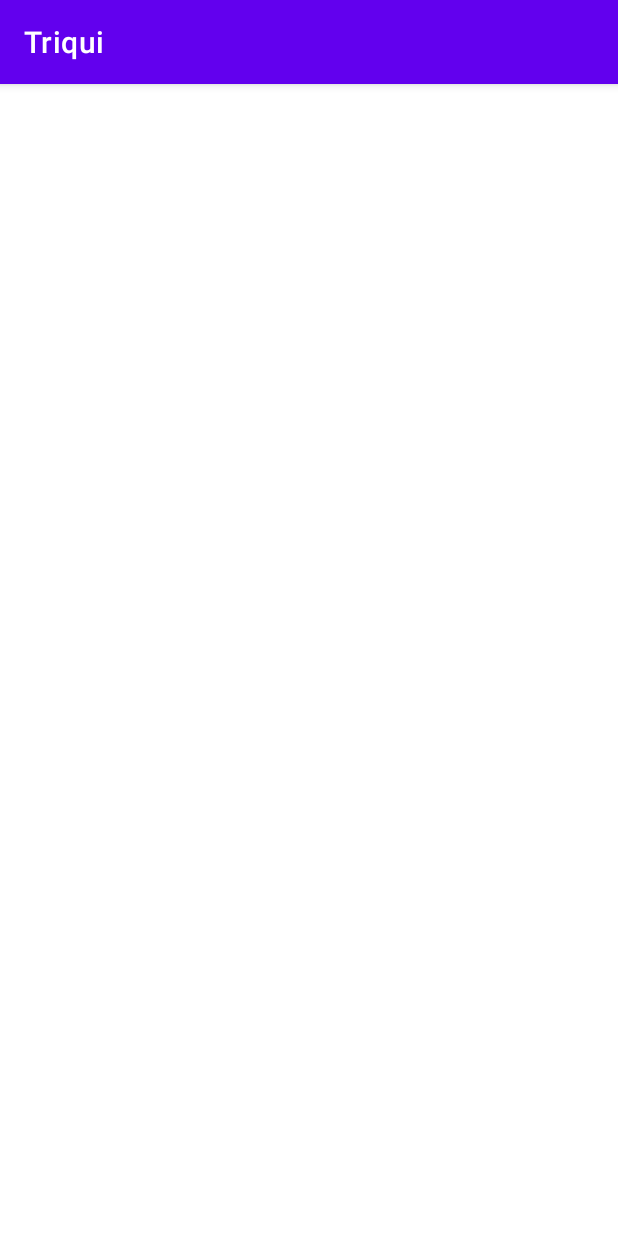
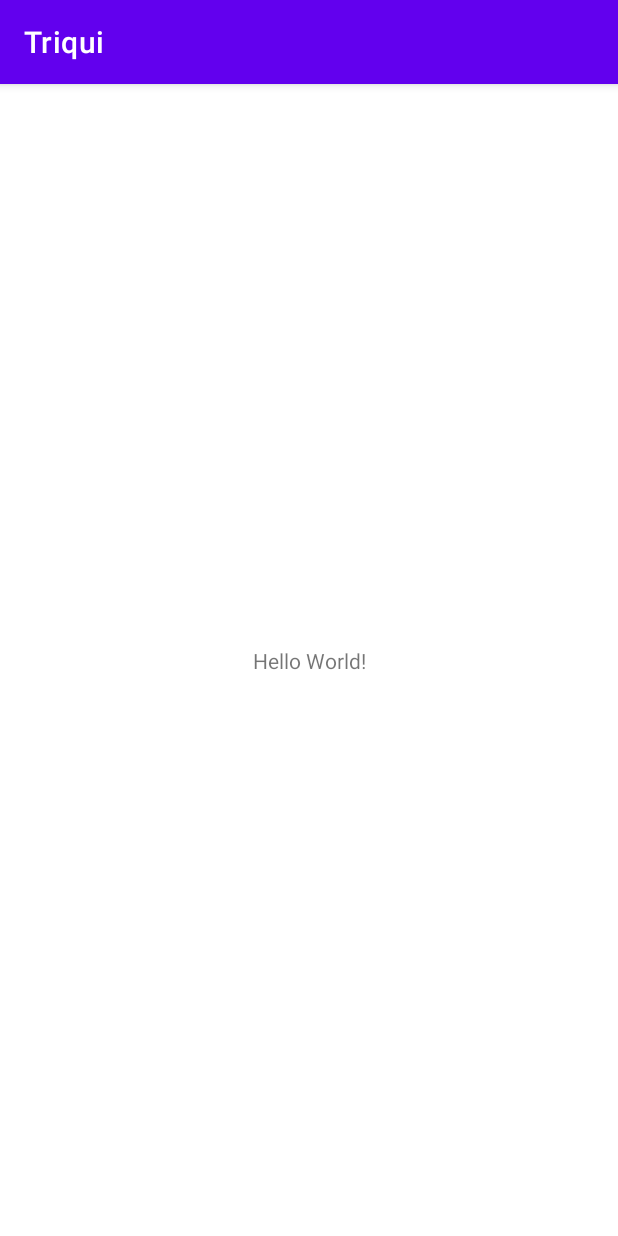
Before and after one commit to alejopp/tiktaktoe_game, an Android app: the screen it shows after launch (MainActivity), on a phone screen of 412 x 824 dp. Run offline under Robolectric (Android 15) with nearby library versions, the phone set to English and light mode, and no system bars.

```diff
--- a/app/src/main/res/layout/activity_main.xml
+++ b/app/src/main/res/layout/activity_main.xml
@@ -4,4 +4,15 @@
     xmlns:tools="http://schemas.android.com/tools"
     android:layout_width="match_parent"
     android:layout_height="match_parent"
-    tools:context=".MainActivity"/>
+    tools:context=".MainActivity">
+
+    <TextView
+        android:layout_width="wrap_content"
+        android:layout_height="wrap_content"
+        android:text="Hello World!"
+        app:layout_constraintBottom_toBottomOf="parent"
+        app:layout_constraintLeft_toLeftOf="parent"
+        app:layout_constraintRight_toRightOf="parent"
+        app:layout_constraintTop_toTopOf="parent" />
+
+</androidx.constraintlayout.widget.ConstraintLayout>
```
